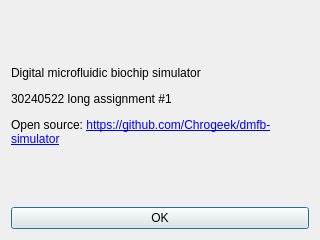
Before: the Qt Designer form dlgabout.ui in dkz051/dmfb-simulator, drawn with Qt 5.
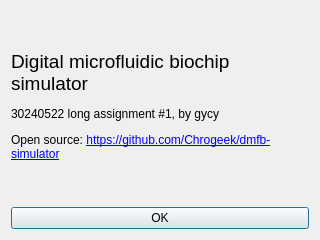
After: the same form once the commit is applied.

Patch:
```diff
--- a/dlgabout.ui
+++ b/dlgabout.ui
@@ -28,7 +28,7 @@
    <item row="0" column="0">
     <widget class="QLabel" name="lblData">
      <property name="text">
-      <string>&lt;html&gt;&lt;head/&gt;&lt;body&gt;&lt;p&gt;Digital microfluidic biochip simulator&lt;/p&gt;&lt;p&gt;30240522 long assignment #1&lt;/p&gt;&lt;p&gt;Open source: &lt;a href=&quot;https://github.com/Chrogeek/dmfb-simulator&quot;&gt;&lt;span style=&quot; text-decoration: underline; color:#0000ff;&quot;&gt;https://github.com/Chrogeek/dmfb-simulator&lt;/span&gt;&lt;/a&gt;&lt;/p&gt;&lt;/body&gt;&lt;/html&gt;</string>
+      <string>&lt;html&gt;&lt;head/&gt;&lt;body&gt;&lt;p&gt;&lt;span style=&quot; font-size:14pt;&quot;&gt;Digital microfluidic biochip simulator&lt;/span&gt;&lt;/p&gt;&lt;p&gt;30240522 long assignment #1, by gycy&lt;/p&gt;&lt;p&gt;Open source: &lt;a href=&quot;https://github.com/Chrogeek/dmfb-simulator&quot;&gt;&lt;span style=&quot; text-decoration: underline; color:#0000ff;&quot;&gt;https://github.com/Chrogeek/dmfb-simulator&lt;/span&gt;&lt;/a&gt;&lt;/p&gt;&lt;/body&gt;&lt;/html&gt;</string>
      </property>
      <property name="wordWrap">
       <bool>true</bool>
```
